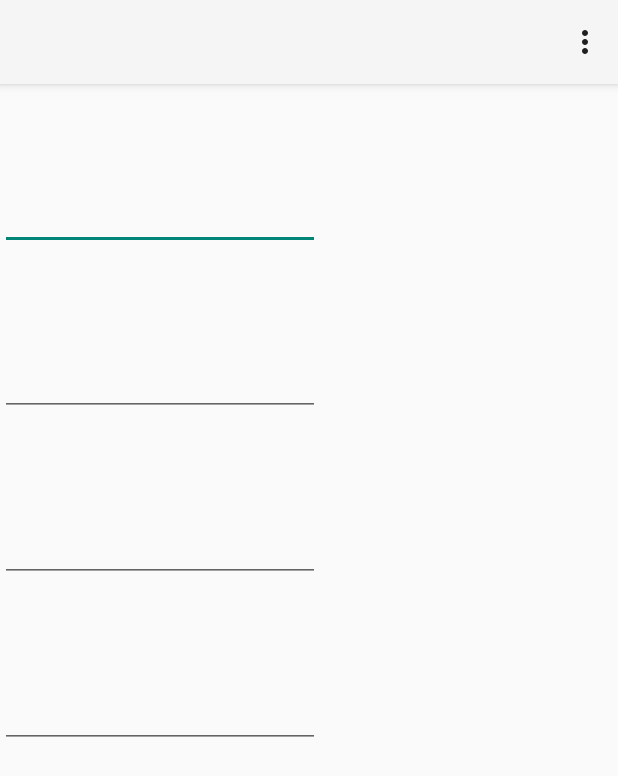
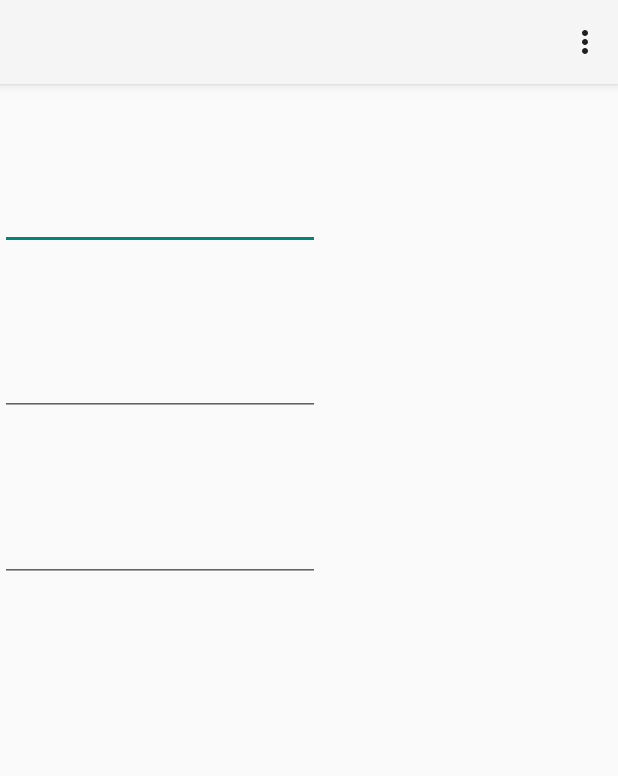
Before and after one commit to AislingMurphy7/Vel, an Android app: the VehicleSpec screen opened directly, with no data from a screen before it, on a phone screen of 412 x 824 dp. Shown: the top 776 px of the screen. Run offline under Robolectric (Android 15) with nearby library versions, the phone set to English and light mode, and no system bars; our stand-ins replace Firebase (no records; nobody signed in at launch, a user with empty details on screens opened directly); 10 statements that could not run were skipped.

Commit message:
VEL COMMIT 2

```diff
--- a/app/src/main/java/com/example/user/vel/MainActivity.java
+++ b/app/src/main/java/com/example/user/vel/MainActivity.java
@@ -32,9 +32,10 @@ public class MainActivity extends Activity
         super.onCreate(savedInstanceState);
         //Executes the loadLocale() function
         loadLocale();
+        //Sets the layout according to the XML file
         setContentView(R.layout.activity_main);
 
-        //
+        //XML variables
         ImageView vel = (ImageView)findViewById(R.id.vel) ;
         TextView text = (TextView) findViewById(R.id.text);
         ListView listView = (ListView)findViewById(R.id.Lang);
--- a/app/src/main/java/com/example/user/vel/VehicleSpec.java
+++ b/app/src/main/java/com/example/user/vel/VehicleSpec.java
@@ -16,43 +16,14 @@ import com.google.firebase.database.DatabaseReference;
 import com.google.firebase.database.FirebaseDatabase;
 import com.google.firebase.database.ValueEventListener;
 
+import java.util.ArrayList;
+import java.util.List;
+
 public class VehicleSpec extends AppCompatActivity
 {
-   /* String[] manufact={ "Alfa Romeo", "Aston Martin", "Audi", "Bentley", "BMW", "Bugatti", "Cadillac", "Chevrolet", "Chrysler", "Citroen", "Corvette", "DAF", "Dacia", "Daewoo", "Daihatsu",
-            "Dodge", "Ferrari", "Fiat", "Ford", "Honda", "Hummer", "Hyundai", "Jaguar", "Jeep", "KIA", "Koenigsegg", "Lada", "Lamborghini", "Lancia", "Land Rover", "Lexus", "Lotus",
-            "Maserati", "Mazda", "McLaren", "Mercedes-Benz", "Mini", "Mitsubishi", "Nissan", "Noble", "Opel", "Peugeot", "Pontiac", "Porsche", "Renault", "Rolls-Royce", "Rover", "Saab",
-            "Seat", "Skoda", "Smart", "Subaru", "Suzuki", "Toyota", "Vauxhall", "Volkswagen", "Volvo"};
-
-    String[] model={ "golf"};
-
-    String[] year={"2001, 2002"};
-
-    String[] engine={"1.6"};*/
-
-   private DatabaseReference dbref;
-
     protected void onCreate(Bundle savedInstanceState) {
         super.onCreate(savedInstanceState);
         setContentView(R.layout.activity_vehicle_spec);
-
-       final AutoCompleteTextView actv = (AutoCompleteTextView) findViewById(R.id.auto);
-        /*AutoCompleteTextView actv1 = (AutoCompleteTextView) findViewById(R.id.auto1);
-        AutoCompleteTextView actv2 = (AutoCompleteTextView) findViewById(R.id.auto2);
-        AutoCompleteTextView actv3 = (AutoCompleteTextView) findViewById(R.id.auto3); */
-
-        ArrayAdapter adapter = new ArrayAdapter(this, android.R.layout.simple_list_item_1);
-       /* ArrayAdapter adapter1 = new ArrayAdapter(this, android.R.layout.simple_list_item_1, model);
-        ArrayAdapter adapter2 = new ArrayAdapter(this, android.R.layout.simple_list_item_1, year);
-        ArrayAdapter adapter3 = new ArrayAdapter(this, android.R.layout.simple_list_item_1, engine);
-*/
-        actv.setAdapter(adapter);
-        actv.setThreshold(1);
-        /*actv1.setAdapter(adapter1);
-        actv1.setThreshold(1);
-        actv2.setAdapter(adapter1);
-        actv2.setThreshold(1);
-        actv3.setAdapter(adapter1);
-        actv3.setThreshold(1); */
 
         //FirebaseDatabase database = FirebaseDatabase.getInstance();
 
@@ -66,14 +37,65 @@ public class VehicleSpec extends AppCompatActivity
 
         FirebaseApp app = FirebaseApp.getInstance("secondary");
         FirebaseDatabase database2 = FirebaseDatabase.getInstance(app);
-        DatabaseReference dbref = database2.getReference().child("Make");
-        dbref.addValueEventListener(new ValueEventListener() {
+        DatabaseReference dbref = database2.getReference();
+        DatabaseReference dbref2 = database2.getReference();
+        DatabaseReference dbref3 = database2.getReference();
+        dbref.child("Cars").addValueEventListener(new ValueEventListener() {
             @Override
             public void onDataChange(DataSnapshot dataSnapshot)
             {
-                String Make = dataSnapshot.getValue().toString();
-                actv.setText(Make);
+                final List<String> Cars = new ArrayList<String>();
+                for ( DataSnapshot suggestionSnap : dataSnapshot.getChildren())
+                {
+                    String suggestion = suggestionSnap.child("Make").getValue(String.class);
+                    Cars.add(suggestion);
+                }
 
+                AutoCompleteTextView actv = (AutoCompleteTextView) findViewById(R.id.auto);
+                ArrayAdapter<String> adapter = new ArrayAdapter<String>(VehicleSpec.this, android.R.layout.simple_list_item_1, Cars);
+                actv.setAdapter(adapter);
+
+            }
+
+            @Override
+            public void onCancelled(DatabaseError databaseError) {
+
+            }
+        });
+
+        dbref2.child("Cars").addValueEventListener(new ValueEventListener() {
+            @Override
+            public void onDataChange(DataSnapshot dataSnapshot) {
+                final List<String> Cars = new ArrayList<String>();
+                for ( DataSnapshot suggestionSnap : dataSnapshot.getChildren())
+                {
+                    String suggestion = suggestionSnap.child("Model").getValue(String.class);
+                    Cars.add(suggestion);
+                }
+
+                AutoCompleteTextView actv1 = (AutoCompleteTextView) findViewById(R.id.auto1);
+                ArrayAdapter<String> adapter1 = new ArrayAdapter<String>(VehicleSpec.this, android.R.layout.simple_list_item_1, Cars);
+                actv1.setAdapter(adapter1);
+            }
+
+            @Override
+            public void onCancelled(DatabaseError databaseError) {
+
+            }
+        });
+
+        dbref3.child("Cars").addValueEventListener(new ValueEventListener() {
+            @Override
+            public void onDataChange(DataSnapshot dataSnapshot) {
+                final List<String> Cars = new ArrayList<String>();
+                for (DataSnapshot suggestionSnap : dataSnapshot.getChildren()) {
+                    String suggestion = suggestionSnap.child("Engine Size").getValue(String.class);
+                    Cars.add(suggestion);
+                }
+
+                AutoCompleteTextView actv2 = (AutoCompleteTextView) findViewById(R.id.auto2);
+                ArrayAdapter<String> adapter2 = new ArrayAdapter<String>(VehicleSpec.this, android.R.layout.simple_list_item_1, Cars);
+                actv2.setAdapter(adapter2);
             }
 
             @Override
--- a/app/src/main/res/layout/activity_vehicle_spec.xml
+++ b/app/src/main/res/layout/activity_vehicle_spec.xml
@@ -28,14 +28,6 @@
         android:layout_height="wrap_content"
         android:layout_marginTop="65dp"
         android:ems="10"
-        android:inputType="number"/>
-
-    <AutoCompleteTextView
-        android:id="@+id/auto3"
-        android:layout_width="wrap_content"
-        android:layout_height="wrap_content"
-        android:layout_marginTop="65dp"
-        android:ems="10"
-        android:inputType="numberDecimal"/>
+        android:inputType="text"/>
 
 </android.support.v7.widget.LinearLayoutCompat>
```
